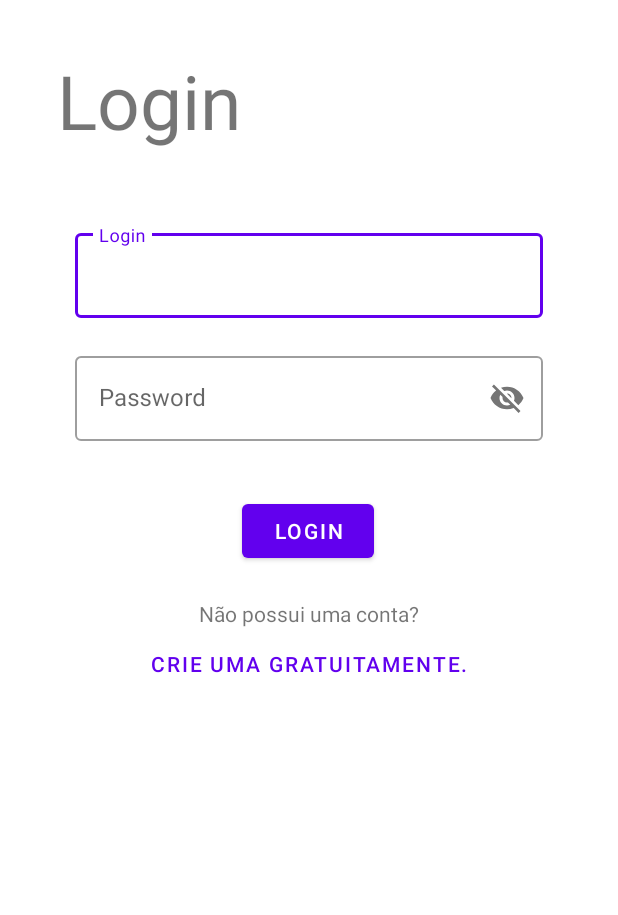
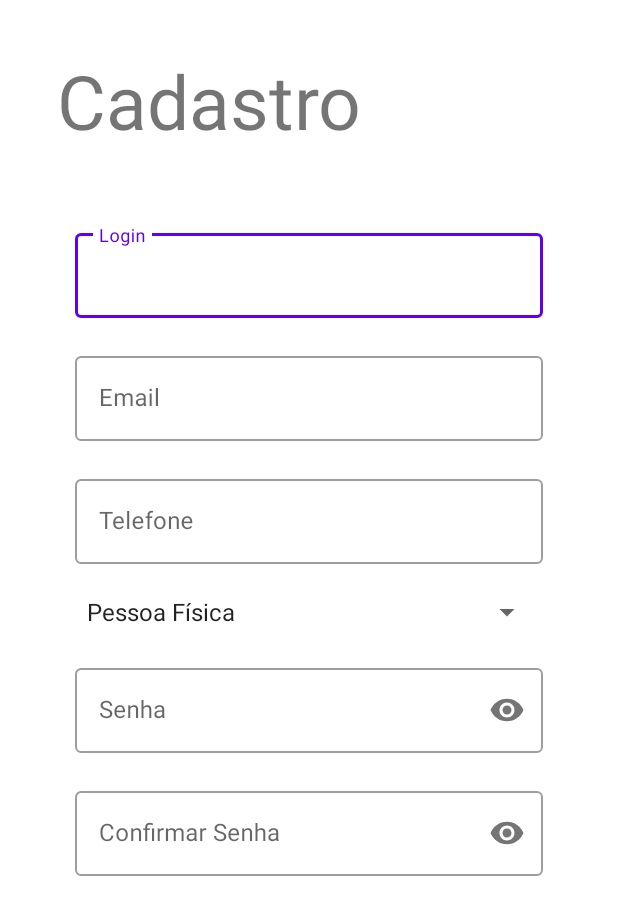
Before and after one commit to Guslucas/donationApp, an Android app: the screen it shows after launch (MainActivity before the commit, Cadastro after it), after a tap on "CRIE UMA GRATUITAMENTE.", on a phone screen of 412 x 824 dp. Shown: the top 915 px of the screen. Run offline under Robolectric (Android 15) with nearby library versions, the phone set to English and light mode, and no system bars; 2 other taps on this screen came first.

Commit message:
Alterado alguns nomes e adicionado conexoes entre activities

```diff
--- a/app/src/main/AndroidManifest.xml
+++ b/app/src/main/AndroidManifest.xml
@@ -10,12 +10,13 @@
         android:supportsRtl="true"
         android:theme="@style/AppTheme.NoActionBar">
         <activity android:name=".MoneyDonation"></activity>
+        <activity android:name=".Cadastro"></activity>
         <activity android:name=".Products"></activity>
         <activity
             android:name=".Campaigns"
             android:label="@string/title_activity_campaign"
             android:theme="@style/AppTheme.NoActionBar.NoActionBar" />
-        <activity android:name=".MainActivity">
+        <activity android:name=".Login">
             <intent-filter>
                 <action android:name="android.intent.action.MAIN" />
 
--- /dev/null
+++ b/app/src/main/java/br/com/faj/project/donationapp/Cadastro.java
@@ -0,0 +1,14 @@
+package br.com.faj.project.donationapp;
+
+import android.os.Bundle;
+
+import androidx.annotation.Nullable;
+import androidx.appcompat.app.AppCompatActivity;
+
+public class Cadastro extends AppCompatActivity {
+    @Override
+    protected void onCreate(@Nullable Bundle savedInstanceState) {
+        super.onCreate(savedInstanceState);
+        setContentView(R.layout.cadastro_basic_info);
+    }
+}
--- a/app/src/main/java/br/com/faj/project/donationapp/Campaigns.java
+++ b/app/src/main/java/br/com/faj/project/donationapp/Campaigns.java
@@ -66,7 +66,9 @@ public class Campaigns extends AppCompatActivity {
 
     public void selectCampaign(int adapterPosition) {
         Campaign c = mCampaignList.get(adapterPosition);
-        Toast.makeText(getApplicationContext(), "A campanha que você vai doar é " + c.getName(), Toast.LENGTH_SHORT).show();
-        //Intent i = new Intent(this);
+        //Toast.makeText(getApplicationContext(), "A campanha que você vai doar é " + c.getName(), Toast.LENGTH_SHORT).show();
+        Intent i = new Intent(this, Products.class);
+        i.putExtra("CAMPAIGN_ID", c.getName());
+        startActivity(i);
     }
 }
--- a/app/src/main/java/br/com/faj/project/donationapp/MainActivity.java
+++ b/app/src/main/java/br/com/faj/project/donationapp/Login.java
@@ -4,14 +4,13 @@ import android.content.Intent;
 import android.os.Bundle;
 import android.view.View;
 import android.widget.EditText;
-import android.widget.NumberPicker;
 
 import androidx.appcompat.app.AppCompatActivity;
 
 import com.google.android.material.snackbar.BaseTransientBottomBar;
 import com.google.android.material.snackbar.Snackbar;
 
-public class MainActivity extends AppCompatActivity {
+public class Login extends AppCompatActivity {
 
     @Override
     protected void onCreate(Bundle savedInstanceState) {
@@ -21,11 +20,11 @@ public class MainActivity extends AppCompatActivity {
         handler.postDelayed(new Runnable() {
             @Override
             public void run() {
-                setContentView(R.layout.activity_main);
+                setContentView(R.layout.login);
             }
         }, 2000);*/
 
-        setContentView(R.layout.activity_main);
+        setContentView(R.layout.login);
     }
 
     public void login(View v) {
@@ -36,12 +35,13 @@ public class MainActivity extends AppCompatActivity {
         .show();
 
         // Código usado para testes
-        Intent i = new Intent(this, Products.class);
+        Intent i = new Intent(this, Campaigns.class);
         startActivity(i);
 
     }
 
     public void signIn(View view) {
-        //Intent i = new Intent(this, .class);
+        Intent i = new Intent(this, Cadastro.class);
+        startActivity(i);
     }
 }
--- a/app/src/main/java/br/com/faj/project/donationapp/Products.java
+++ b/app/src/main/java/br/com/faj/project/donationapp/Products.java
@@ -47,8 +47,8 @@ public class Products extends AppCompatActivity implements DonateMoney {
     }
 
     public void checkoutMoney() {
-        //Intent i = new Intent(this, MoneyDonation.class);
-        //startActivity(i);
+        Intent i = new Intent(this, MoneyDonation.class);
+        startActivity(i);
     }
 
 }
--- a/app/src/main/res/layout/cadastro_pt3.xml
+++ b/app/src/main/res/layout/cadastro_basic_info.xml
@@ -4,34 +4,34 @@
     xmlns:tools="http://schemas.android.com/tools"
     android:layout_width="match_parent"
     android:layout_height="match_parent"
-    tools:context=".MainActivity">
+    tools:context=".Login">
 
     <TextView
         android:id="@+id/textView4"
         android:layout_width="wrap_content"
         android:layout_height="wrap_content"
-        android:layout_marginTop="32dp"
-        android:text="@string/endereco"
+        android:layout_marginStart="38dp"
+        android:layout_marginTop="33dp"
+        android:text="@string/cadastro"
         android:textSize="50sp"
-        app:layout_constraintEnd_toEndOf="parent"
         app:layout_constraintStart_toStartOf="parent"
         app:layout_constraintTop_toTopOf="parent" />
 
     <com.google.android.material.textfield.TextInputLayout
-        android:id="@+id/cepInputLayout"
+        android:id="@+id/loginInputLayout"
         style="@style/Widget.MaterialComponents.TextInputLayout.OutlinedBox"
         android:layout_width="0dp"
         android:layout_height="wrap_content"
         android:layout_marginStart="50dp"
-        android:layout_marginTop="125dp"
+        android:layout_marginTop="150dp"
         android:layout_marginEnd="50dp"
-        android:hint="@string/cep"
+        android:hint="@string/login"
         app:layout_constraintEnd_toEndOf="parent"
         app:layout_constraintStart_toStartOf="parent"
         app:layout_constraintTop_toTopOf="parent">
 
         <com.google.android.material.textfield.TextInputEditText
-            android:id="@+id/cepEditText"
+            android:id="@+id/loginEditText"
             android:layout_width="match_parent"
             android:layout_height="wrap_content">
 
@@ -40,21 +40,21 @@
     </com.google.android.material.textfield.TextInputLayout>
 
     <com.google.android.material.textfield.TextInputLayout
-        android:id="@+id/bairroInputLayout"
+        android:id="@+id/emailInputLayout"
         style="@style/Widget.MaterialComponents.TextInputLayout.OutlinedBox"
         android:layout_width="match_parent"
         android:layout_height="wrap_content"
         android:layout_marginStart="50dp"
         android:layout_marginTop="20dp"
         android:layout_marginEnd="50dp"
-        android:hint="@string/bairro"
+        android:hint="@string/email"
         app:layout_constraintEnd_toEndOf="parent"
         app:layout_constraintHorizontal_bias="0.0"
         app:layout_constraintStart_toStartOf="parent"
-        app:layout_constraintTop_toBottomOf="@+id/cepInputLayout">
+        app:layout_constraintTop_toBottomOf="@+id/loginInputLayout">
 
         <com.google.android.material.textfield.TextInputEditText
-            android:id="@+id/bairroEditText"
+            android:id="@+id/emailEditText"
             android:layout_width="match_parent"
             android:layout_height="wrap_content">
 
@@ -63,21 +63,21 @@
     </com.google.android.material.textfield.TextInputLayout>
 
     <com.google.android.material.textfield.TextInputLayout
-        android:id="@+id/rua_avenidaText"
+        android:id="@+id/telefoneInputLayout"
         style="@style/Widget.MaterialComponents.TextInputLayout.OutlinedBox"
         android:layout_width="0dp"
         android:layout_height="wrap_content"
         android:layout_marginStart="50dp"
         android:layout_marginTop="20dp"
         android:layout_marginEnd="50dp"
-        android:hint="@string/rua_avenida"
+        android:hint="@string/telefone"
         app:layout_constraintEnd_toEndOf="parent"
         app:layout_constraintHorizontal_bias="0.0"
         app:layout_constraintStart_toStartOf="parent"
-        app:layout_constraintTop_toBottomOf="@+id/bairroInputLayout">
+        app:layout_constraintTop_toBottomOf="@+id/emailInputLayout">
 
         <com.google.android.material.textfield.TextInputEditText
-            android:id="@+id/rua_avenidaEditText"
+            android:id="@+id/telefoneEditText"
             android:layout_width="match_parent"
             android:layout_height="wrap_content">
 
@@ -85,92 +85,64 @@
 
     </com.google.android.material.textfield.TextInputLayout>
 
+    <Spinner
+        android:id="@+id/spinnerJuridicaFisica"
+        android:layout_width="0dp"
+        android:layout_height="wrap_content"
+        android:layout_marginStart="50dp"
+        android:layout_marginTop="20dp"
+        android:layout_marginEnd="50dp"
+        android:entries="@array/PessoaFisicaJuridica"
+        app:layout_constraintEnd_toEndOf="parent"
+        app:layout_constraintStart_toStartOf="parent"
+        app:layout_constraintTop_toBottomOf="@+id/telefoneInputLayout" />
+
     <com.google.android.material.textfield.TextInputLayout
-        android:id="@+id/numeroInputLayout"
+        android:id="@+id/senhaInputLayout"
         style="@style/Widget.MaterialComponents.TextInputLayout.OutlinedBox"
         android:layout_width="0dp"
         android:layout_height="wrap_content"
         android:layout_marginStart="50dp"
         android:layout_marginTop="20dp"
         android:layout_marginEnd="50dp"
-        android:hint="@string/n_mero"
+        android:hint="@string/senha"
         app:layout_constraintEnd_toEndOf="parent"
         app:layout_constraintHorizontal_bias="0.0"
         app:layout_constraintStart_toStartOf="parent"
-        app:layout_constraintTop_toBottomOf="@+id/rua_avenidaText">
+        app:layout_constraintTop_toBottomOf="@+id/spinnerJuridicaFisica"
+        app:passwordToggleEnabled="true">
 
         <com.google.android.material.textfield.TextInputEditText
-            android:id="@+id/numeroEditText"
+            android:id="@+id/senhaEditText"
             android:layout_width="match_parent"
-            android:layout_height="wrap_content">
+            android:layout_height="wrap_content"
+            android:inputType="textPassword">
 
         </com.google.android.material.textfield.TextInputEditText>
 
     </com.google.android.material.textfield.TextInputLayout>
 
     <com.google.android.material.textfield.TextInputLayout
-        android:id="@+id/complementoInputLayout"
+        android:id="@+id/confirmaSenhaInputLayout"
         style="@style/Widget.MaterialComponents.TextInputLayout.OutlinedBox"
         android:layout_width="0dp"
         android:layout_height="wrap_content"
         android:layout_marginStart="50dp"
         android:layout_marginTop="20dp"
         android:layout_marginEnd="50dp"
-        android:hint="@string/complemento"
+        android:hint="@string/confirmar_senha"
         app:layout_constraintEnd_toEndOf="parent"
         app:layout_constraintHorizontal_bias="0.0"
         app:layout_constraintStart_toStartOf="parent"
-        app:layout_constraintTop_toBottomOf="@+id/numeroInputLayout">
+        app:layout_constraintTop_toBottomOf="@+id/senhaInputLayout"
+        app:passwordToggleEnabled="true">
 
         <com.google.android.material.textfield.TextInputEditText
-            android:id="@+id/complementoEditText"
+            android:id="@+id/confirmaSenhaEditText"
             android:layout_width="match_parent"
-            android:layout_height="wrap_content">
-
-        </com.google.android.material.textfield.TextInputEditText>
-
-    </com.google.android.material.textfield.TextInputLayout>
-
-    <com.google.android.material.textfield.TextInputLayout
-    android:id="@+id/cidadeInputLayout"
-    style="@style/Widget.MaterialComponents.TextInputLayout.OutlinedBox"
-    android:layout_width="0dp"
-    android:layout_height="wrap_content"
-    android:layout_marginStart="50dp"
-    android:layout_marginTop="20dp"
-    android:layout_marginEnd="50dp"
-    android:hint="@string/cidade"
-    app:layout_constraintEnd_toEndOf="parent"
-    app:layout_constraintHorizontal_bias="0.0"
-    app:layout_constraintStart_toStartOf="parent"
-    app:layout_constraintTop_toBottomOf="@+id/complementoInputLayout">
-
-    <com.google.android.material.textfield.TextInputEditText
-        android:id="@+id/cidadeEditText"
-        android:layout_width="match_parent"
-        android:layout_height="wrap_content">
-
-    </com.google.android.material.textfield.TextInputEditText>
-
-</com.google.android.material.textfield.TextInputLayout>
-    <com.google.android.material.textfield.TextInputLayout
-        android:id="@+id/estadoInputLayout"
-        style="@style/Widget.MaterialComponents.TextInputLayout.OutlinedBox"
-        android:layout_width="0dp"
-        android:layout_height="wrap_content"
-        android:layout_marginStart="50dp"
-        android:layout_marginTop="20dp"
-        android:layout_marginEnd="50dp"
-        android:hint="@string/estado"
-        app:layout_constraintEnd_toEndOf="parent"
-        app:layout_constraintHorizontal_bias="0.0"
-        app:layout_constraintStart_toStartOf="parent"
-        app:layout_constraintTop_toBottomOf="@+id/cidadeInputLayout">
-
-        <com.google.android.material.textfield.TextInputEditText
-            android:id="@+id/estadoEditText"
-            android:layout_width="match_parent"
-            android:layout_height="wrap_content">
+            android:layout_height="wrap_content"
+            android:inputType="textPassword"
+            >
 
         </com.google.android.material.textfield.TextInputEditText>
 
--- a/app/src/main/res/layout/cadastro_pt2.xml
+++ b/app/src/main/res/layout/cadastro_company.xml
@@ -4,7 +4,7 @@
     xmlns:tools="http://schemas.android.com/tools"
     android:layout_width="match_parent"
     android:layout_height="match_parent"
-    tools:context=".MainActivity">
+    tools:context=".Login">
 
     <TextView
         android:id="@+id/textView4"
--- a/app/src/main/res/layout/cadastro_pt1.xml
+++ b/app/src/main/res/layout/cadastro_person.xml
@@ -4,7 +4,7 @@
     xmlns:tools="http://schemas.android.com/tools"
     android:layout_width="match_parent"
     android:layout_height="match_parent"
-    tools:context=".MainActivity">
+    tools:context=".Login">
 
     <TextView
         android:id="@+id/textView4"
--- a/app/src/main/res/layout/activity_main.xml
+++ b/app/src/main/res/layout/login.xml
@@ -4,7 +4,7 @@
     xmlns:tools="http://schemas.android.com/tools"
     android:layout_width="match_parent"
     android:layout_height="match_parent"
-    tools:context=".MainActivity">
+    tools:context=".Login">
 
     <TextView
         android:id="@+id/textView4"
--- a/app/src/main/res/values/strings.xml
+++ b/app/src/main/res/values/strings.xml
@@ -28,7 +28,6 @@
     <string name="transferir">Transferir</string>
     <string name="valor">Valor</string>
     <string name="cadastro">Cadastro</string>
-    <string name="login">Login</string>
     <string name="email">Email</string>
     <string name="telefone">Telefone</string>
     <string name="senha">Senha</string>
```
Also changed, not shown: app/src/main/res/layout/cadastro_address.xml (renamed from app/src/main/res/layout/cadastro.xml, +71 -43 lines).
